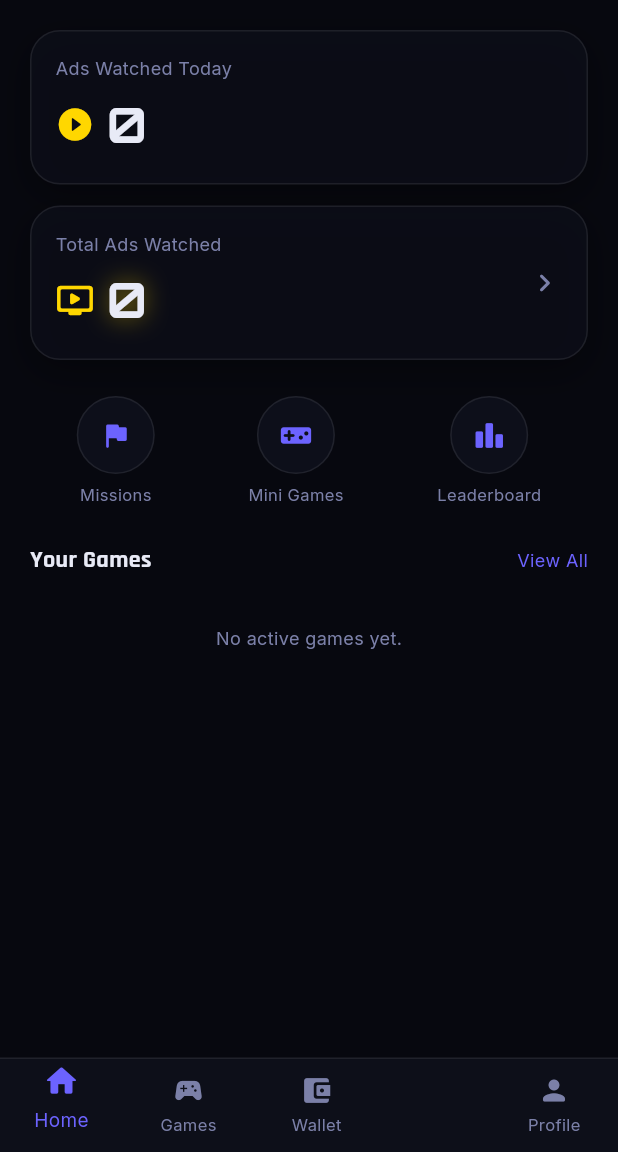
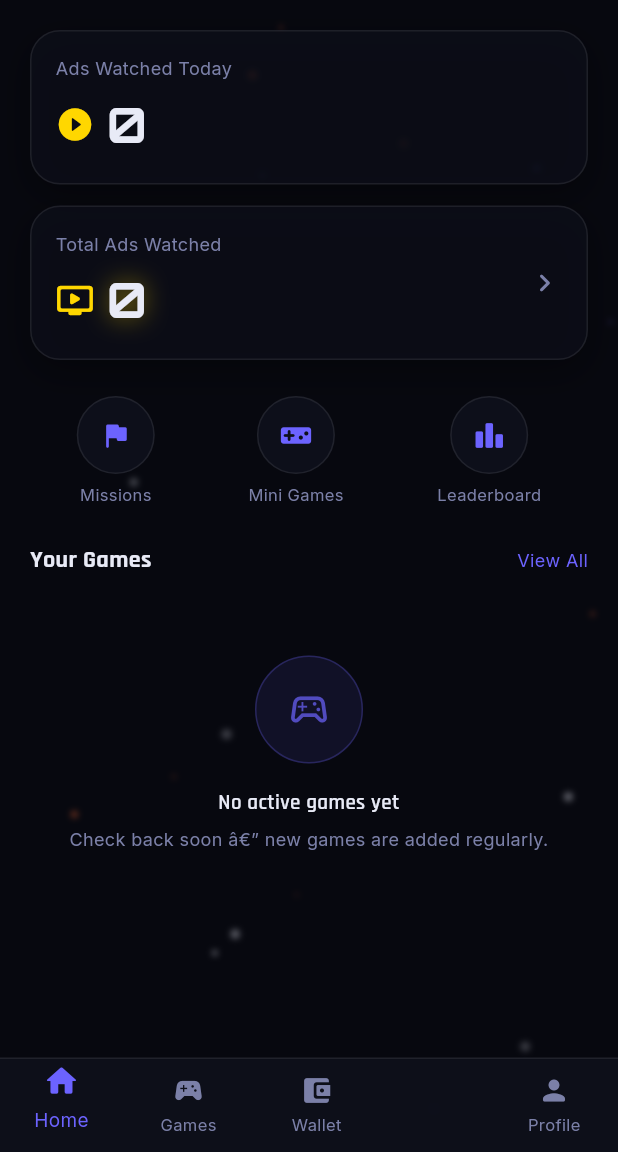
Before and after one commit to ajmalkhan03014747684-maker/gamevault-v4, a Flutter app: the HomeDashboardScreen screen opened directly with empty values, on a phone screen of 412 x 824 dp, the part 84-1236 px from its top. Run offline on Flutter 3.47's test engine with Material 3 defaults, Android fonts, the phone set to English and light mode, and no system bars; our stand-ins replace google_fonts, share_plus, shared_preferences, supabase_flutter; accounts and stored records are empty.

Commit message:
Enhance home dashboard with shimmer and empty state
Added shimmer and empty state widgets for loading and no games.

```diff
--- a/lib/screens/03_home_dashboard.dart
+++ b/lib/screens/03_home_dashboard.dart
@@ -6,6 +6,9 @@ import '../widgets/bottom_nav_bar.dart';
 import '../widgets/cooldown_badge.dart';
 import '../widgets/animated_stat_number.dart';
 import '../widgets/stagger_fade_in.dart';
+import '../widgets/shimmer_box.dart';
+import '../widgets/empty_state.dart';
+import '../widgets/cosmic_particles_background.dart';
 import '../services/game_data_service.dart';
 import '../services/auth_service.dart';
 
@@ -143,7 +146,8 @@ class _HomeDashboardScreenState extends State<HomeDashboardScreen> {
   Widget build(BuildContext context) {
     return Scaffold(
       backgroundColor: AppColors.background,
-      body: SafeArea(
+      body: CosmicParticlesBackground(
+        child: SafeArea(
         child: Column(
           children: [
             Expanded(
@@ -270,14 +274,12 @@ class _HomeDashboardScreenState extends State<HomeDashboardScreen> {
                     ),
                     const SizedBox(height: 12),
                     if (_loading)
-                      const Padding(
-                        padding: EdgeInsets.symmetric(vertical: 20),
-                        child: Center(child: CircularProgressIndicator()),
-                      )
+                      const ShimmerList(count: 3)
                     else if (_games.isEmpty)
-                      Padding(
-                        padding: const EdgeInsets.symmetric(vertical: 20),
-                        child: Center(child: Text('No active games yet.', style: AppText.caption())),
+                      const EmptyState(
+                        icon: Icons.sports_esports_outlined,
+                        title: 'No active games yet',
+                        subtitle: 'Check back soon â€” new games are added regularly.',
                       )
                     else
                       ..._games.take(3).toList().asMap().entries.map((entry) {
@@ -325,6 +327,7 @@ class _HomeDashboardScreenState extends State<HomeDashboardScreen> {
             BottomNavBar(currentIndex: 0, onTap: widget.onNavTap),
           ],
         ),
+        ),
       ),
     );
   }
```
